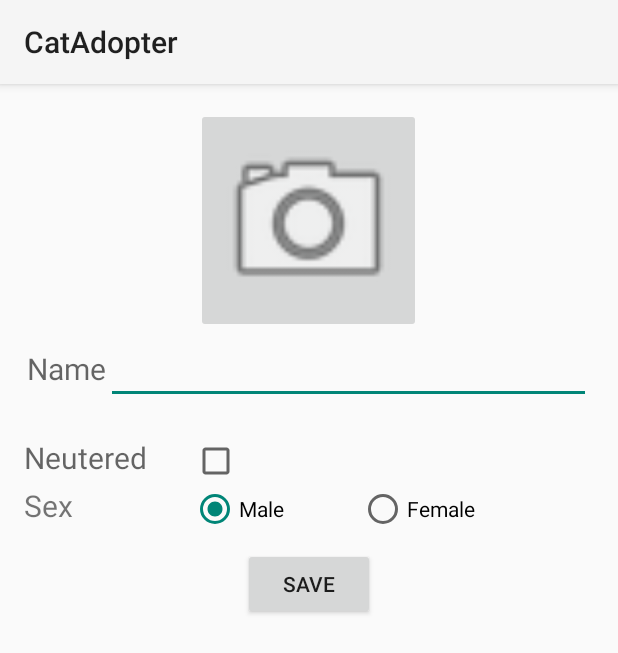
After one commit to kurt-bautista/cat-adopter, an Android app: the NewCatActivity screen opened directly, with no data from a screen before it, on a phone screen of 412 x 824 dp. The commit adds this screen. Shown: the top 653 px of the screen. Run offline under Robolectric (Android 15) with nearby library versions, the phone set to English and light mode, and no system bars; our stand-ins replace Firebase (no records; nobody signed in at launch, a user with empty details on screens opened directly).

Commit message:
working add cat

```diff
--- a/app/build.gradle
+++ b/app/build.gradle
@@ -24,8 +24,9 @@ dependencies {
     testCompile 'junit:junit:4.12'
     compile 'com.android.support:appcompat-v7:24.0.0'
     compile 'com.google.firebase:firebase-core:9.2.1'
-    compile 'com.google.firebase:firebase-auth:9.2.0'
+    compile 'com.google.firebase:firebase-auth:9.2.1'
     compile 'com.google.firebase:firebase-database:9.2.1'
+    compile 'com.google.firebase:firebase-storage:9.2.1'
     compile 'com.android.support:design:24.0.0'
 }
 
--- a/app/src/main/AndroidManifest.xml
+++ b/app/src/main/AndroidManifest.xml
@@ -8,7 +8,8 @@
         android:label="@string/app_name"
         android:supportsRtl="true"
         android:theme="@style/Theme.AppCompat.Light">
-        <activity android:name=".LoginActivity"
+        <activity
+            android:name=".LoginActivity"
             android:theme="@style/Theme.AppCompat.Light.DarkActionBar">
             <intent-filter>
                 <action android:name="android.intent.action.MAIN" />
@@ -16,10 +17,13 @@
                 <category android:name="android.intent.category.LAUNCHER" />
             </intent-filter>
         </activity>
-        <activity android:name=".RegisterActivity"
-            android:theme="@style/Theme.AppCompat.Light.DarkActionBar"/>
-        <activity android:name=".MainActivity"
+        <activity
+            android:name=".RegisterActivity"
+            android:theme="@style/Theme.AppCompat.Light.DarkActionBar" />
+        <activity
+            android:name=".MainActivity"
             android:theme="@style/Theme.AppCompat.Light.NoActionBar" />
+        <activity android:name=".NewCatActivity"></activity>
     </application>
 
 </manifest>
--- a/app/src/main/java/com/pelaez/bautista/catadopter/Cat.java
+++ b/app/src/main/java/com/pelaez/bautista/catadopter/Cat.java
@@ -9,19 +9,17 @@ public class Cat {
     private String uploaderID;
     private String sex;
     private boolean neutered;
-    private String dateCreated;
     private String lastUpdated;
 
     public Cat() {
 
     }
 
-    public Cat(String n, String u, String s, boolean ne, String d, String l) {
+    public Cat(String n, String u, String s, boolean ne, String l) {
         name = n;
         uploaderID = u;
         sex = s;
         neutered = ne;
-        dateCreated = d;
         lastUpdated = l;
     }
 
@@ -65,12 +63,4 @@ public class Cat {
         this.neutered = neutered;
     }
 
-    public String getDateCreated() {
-        return dateCreated;
-    }
-
-    public void setDateCreated(String dateCreated) {
-        this.dateCreated = dateCreated;
-    }
-
 }
--- a/app/src/main/java/com/pelaez/bautista/catadopter/MainActivity.java
+++ b/app/src/main/java/com/pelaez/bautista/catadopter/MainActivity.java
@@ -173,4 +173,9 @@ public class MainActivity extends AppCompatActivity {
                 break;
         }
     }
+
+    public void newCat(View v) {
+        Intent i = new Intent(this, com.pelaez.bautista.catadopter.NewCatActivity.class);
+        startActivity(i);
+    }
 }
--- /dev/null
+++ b/app/src/main/java/com/pelaez/bautista/catadopter/NewCatActivity.java
@@ -0,0 +1,104 @@
+package com.pelaez.bautista.catadopter;
+
+import android.content.Intent;
+import android.graphics.Bitmap;
+import android.net.Uri;
+import android.provider.MediaStore;
+import android.support.annotation.NonNull;
+import android.support.v7.app.AppCompatActivity;
+import android.os.Bundle;
+import android.view.View;
+import android.widget.CheckBox;
+import android.widget.EditText;
+import android.widget.ImageView;
+import android.widget.RadioButton;
+import android.widget.RadioGroup;
+
+import com.google.firebase.auth.FirebaseAuth;
+import com.google.firebase.auth.FirebaseUser;
+import com.google.firebase.database.DatabaseReference;
+import com.google.firebase.database.FirebaseDatabase;
+
+import java.io.IOException;
+import java.text.SimpleDateFormat;
+import java.util.Date;
+
+public class NewCatActivity extends AppCompatActivity {
+
+    private EditText name;
+    private CheckBox neutered;
+    private RadioGroup rg;
+
+    private FirebaseAuth mAuth;
+    private FirebaseAuth.AuthStateListener mAuthListener;
+    private FirebaseUser user;
+
+    @Override
+    protected void onCreate(Bundle savedInstanceState) {
+        super.onCreate(savedInstanceState);
+        setContentView(R.layout.activity_new_cat);
+
+        name = (EditText)findViewById(R.id.catNameTextBox);
+        neutered = (CheckBox)findViewById(R.id.neuteredCheckBox);
+        rg = (RadioGroup)findViewById(R.id.radioGroup2);
+
+        mAuth = FirebaseAuth.getInstance();
+        mAuthListener = new FirebaseAuth.AuthStateListener() {
+            @Override
+            public void onAuthStateChanged(@NonNull FirebaseAuth firebaseAuth) {
+                user = firebaseAuth.getCurrentUser();
+            }
+        };
+    }
+
+    @Override
+    public void onStart() {
+        super.onStart();
+        mAuth.addAuthStateListener(mAuthListener);
+    }
+
+    @Override
+    public void onStop() {
+        super.onStop();
+        if(mAuthListener != null) mAuth.removeAuthStateListener(mAuthListener);
+    }
+
+    public void saveReview(View v) {
+        String sex = ((RadioButton)rg.findViewById(rg.getCheckedRadioButtonId())).getText().toString();
+        Cat c = new Cat(name.getText().toString(), user.getUid(), sex, neutered.isChecked(), new SimpleDateFormat("yyyy-MM-dd").format(new Date()));
+        FirebaseDatabase db = FirebaseDatabase.getInstance();
+        DatabaseReference cats = db.getReference("cats");
+        String key = cats.push().getKey();
+        cats.child(key).setValue(c);
+        finish();
+    }
+
+    public void newImage(View v){
+        Intent intent = new Intent();
+
+        intent.setType("image/*");
+        intent.setAction(Intent.ACTION_GET_CONTENT);
+
+        startActivityForResult(Intent.createChooser(intent, "Select Picture"), 1);
+    }
+
+    @Override
+    protected void onActivityResult(int requestCode, int resultCode, Intent data) {
+        super.onActivityResult(requestCode, resultCode, data);
+
+        if (requestCode == 1 && resultCode == RESULT_OK && data != null && data.getData() != null) {
+
+            Uri uri = data.getData();
+
+            try {
+                Bitmap bitmap = MediaStore.Images.Media.getBitmap(getContentResolver(), uri);
+                // Log.d(TAG, String.valueOf(bitmap));
+
+                ImageView imageView = (ImageView) findViewById(R.id.imageButton);
+                imageView.setImageBitmap(bitmap);
+            } catch (IOException e) {
+                e.printStackTrace();
+            }
+        }
+    }
+}
--- a/app/src/main/res/layout/activity_main.xml
+++ b/app/src/main/res/layout/activity_main.xml
@@ -40,8 +40,7 @@
                 android:numColumns="2"
                 android:horizontalSpacing="5dp"
                 android:verticalSpacing="5dp"
-                android:descendantFocusability="blocksDescendants"
-                android:layout_gravity="center" />
+                android:descendantFocusability="blocksDescendants" />
 
             <android.support.design.widget.FloatingActionButton
                 android:layout_width="wrap_content"
--- /dev/null
+++ b/app/src/main/res/layout/activity_new_cat.xml
@@ -0,0 +1,127 @@
+<?xml version="1.0" encoding="utf-8"?>
+<RelativeLayout xmlns:android="http://schemas.android.com/apk/res/android"
+    xmlns:tools="http://schemas.android.com/tools"
+    android:layout_width="match_parent"
+    android:layout_height="match_parent"
+    android:paddingBottom="@dimen/activity_vertical_margin"
+    android:paddingLeft="@dimen/activity_horizontal_margin"
+    android:paddingRight="@dimen/activity_horizontal_margin"
+    android:paddingTop="@dimen/activity_vertical_margin"
+    tools:context=".NewCatActivity">
+
+    <LinearLayout
+        android:orientation="vertical"
+        android:layout_width="match_parent"
+        android:layout_height="match_parent"
+        android:layout_centerVertical="true"
+        android:layout_centerHorizontal="true" >
+
+        <ImageButton
+            android:layout_width="150dp"
+            android:layout_height="150dp"
+            android:id="@+id/imageButton"
+            android:layout_gravity="center_horizontal"
+            android:scaleType="fitCenter"
+            android:onClick="newImage"
+            android:src="@android:drawable/ic_menu_camera" />
+
+        <LinearLayout
+            android:orientation="horizontal"
+            android:layout_width="match_parent"
+            android:layout_height="wrap_content"
+            android:layout_gravity="center_horizontal"
+            android:layout_margin="2dp" >
+
+            <TextView
+                android:layout_width="wrap_content"
+                android:layout_height="wrap_content"
+                android:textAppearance="?android:attr/textAppearanceMedium"
+                android:text="Name"
+                android:id="@+id/textView"
+                android:textSize="20dp" />
+
+            <EditText
+                android:layout_width="match_parent"
+                android:layout_height="wrap_content"
+                android:id="@+id/catNameTextBox"
+                android:maxLines="1"
+                android:inputType="text" />
+        </LinearLayout>
+
+        <LinearLayout
+            android:orientation="horizontal"
+            android:layout_width="match_parent"
+            android:layout_height="wrap_content"
+            android:layout_gravity="center_horizontal"
+            android:id="@+id/linearLayout2"
+            android:layout_below="@+id/radioGroup"
+            android:layout_alignParentRight="true"
+            android:layout_alignParentEnd="true"
+            android:layout_marginTop="20dp" >
+
+            <TextView
+                android:layout_width="wrap_content"
+                android:layout_height="wrap_content"
+                android:textAppearance="?android:attr/textAppearanceMedium"
+                android:text="Neutered"
+                android:id="@+id/textView2"
+                android:textSize="20dp" />
+
+            <CheckBox
+                android:layout_width="wrap_content"
+                android:layout_height="wrap_content"
+                android:id="@+id/neuteredCheckBox"
+                android:layout_marginLeft="30dp"
+                android:checked="false" />
+        </LinearLayout>
+
+
+
+            <LinearLayout
+                android:layout_width="match_parent"
+                android:layout_height="wrap_content"
+                android:orientation="horizontal">
+                <TextView
+                    android:layout_width="wrap_content"
+                    android:layout_height="wrap_content"
+                    android:text="Sex"
+                    android:id="@+id/textView4"
+                    android:textSize="20dp" />
+                <RadioGroup
+                    android:layout_width="match_parent"
+                    android:layout_height="wrap_content"
+                    android:id="@+id/radioGroup2"
+                    android:orientation="horizontal"
+                    android:gravity="center_horizontal">
+
+                <RadioButton
+                    android:layout_width="wrap_content"
+                    android:layout_height="wrap_content"
+                    android:text="Male"
+                    android:id="@+id/maleRadioButton"
+                    android:checked="true"
+                    android:layout_marginEnd="50dp"/>
+
+
+                <RadioButton
+                    android:layout_width="wrap_content"
+                    android:layout_height="wrap_content"
+                    android:text="Female"
+                    android:id="@+id/femaleRadioButton"
+                    android:checked="false" />
+                </RadioGroup>
+            </LinearLayout>
+
+
+        <Button
+            android:layout_width="wrap_content"
+            android:layout_height="wrap_content"
+            android:text="Save"
+            android:id="@+id/saveReviewButton"
+            android:layout_gravity="center_horizontal"
+            android:layout_margin="10dp"
+            android:onClick="saveReview" />
+
+    </LinearLayout>
+
+</RelativeLayout>
```
